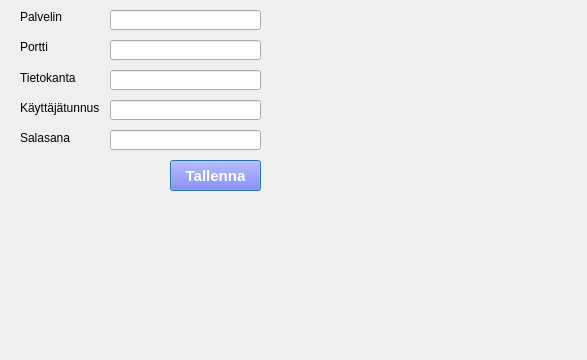
50904/Autolainaus, file settingsDialog.ui: the form before one commit.
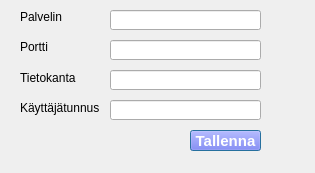
The form after the commit.

```diff
--- a/settingsDialog.ui
+++ b/settingsDialog.ui
@@ -6,8 +6,8 @@
    <rect>
     <x>0</x>
     <y>0</y>
-    <width>587</width>
-    <height>360</height>
+    <width>315</width>
+    <height>173</height>
    </rect>
   </property>
   <property name="windowTitle">
@@ -69,19 +69,6 @@
     <string>Palvelin</string>
    </property>
   </widget>
-  <widget class="QLineEdit" name="passwordLineEdit">
-   <property name="geometry">
-    <rect>
-     <x>110</x>
-     <y>130</y>
-     <width>151</width>
-     <height>20</height>
-    </rect>
-   </property>
-   <property name="echoMode">
-    <enum>QLineEdit::Password</enum>
-   </property>
-  </widget>
   <widget class="QLabel" name="portLabel">
    <property name="geometry">
     <rect>
@@ -139,12 +126,15 @@
    </property>
   </widget>
   <widget class="QPushButton" name="saveSettingspushButton">
+   <property name="enabled">
+    <bool>true</bool>
+   </property>
    <property name="geometry">
     <rect>
-     <x>170</x>
-     <y>160</y>
-     <width>91</width>
-     <height>31</height>
+     <x>190</x>
+     <y>130</y>
+     <width>71</width>
+     <height>21</height>
     </rect>
    </property>
    <property name="font">
@@ -162,24 +152,6 @@
     <string>Tallenna</string>
    </property>
   </widget>
-  <widget class="QLabel" name="passwordLabel">
-   <property name="geometry">
-    <rect>
-     <x>20</x>
-     <y>130</y>
-     <width>71</width>
-     <height>16</height>
-    </rect>
-   </property>
-   <property name="font">
-    <font>
-     <pointsize>9</pointsize>
-    </font>
-   </property>
-   <property name="text">
-    <string>Salasana</string>
-   </property>
-  </widget>
  </widget>
  <resources/>
  <connections/>
```
